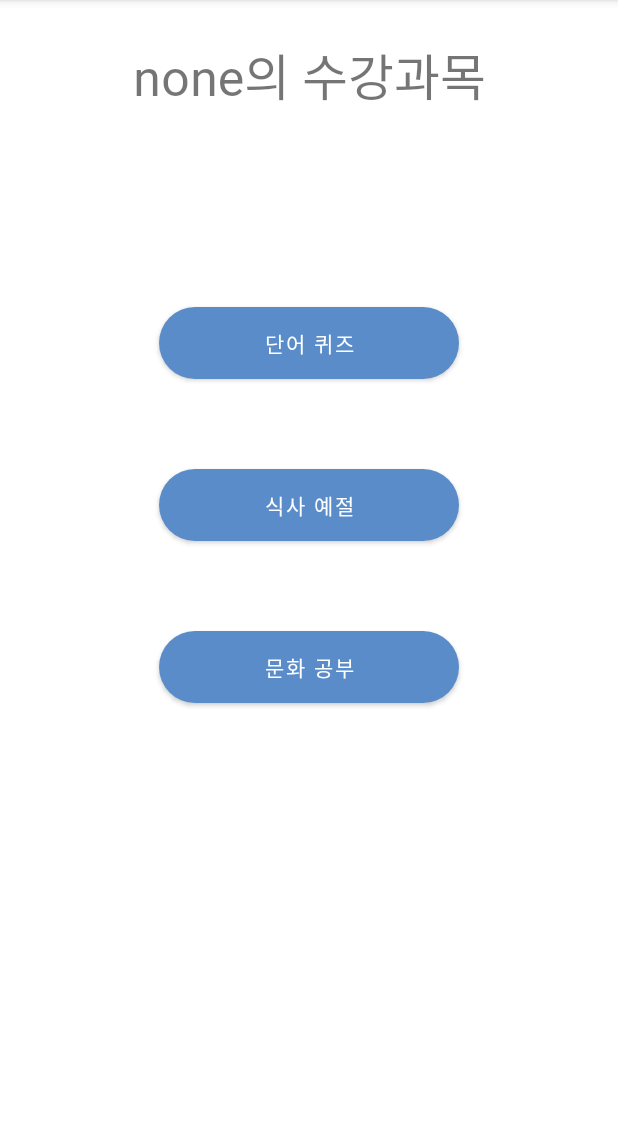
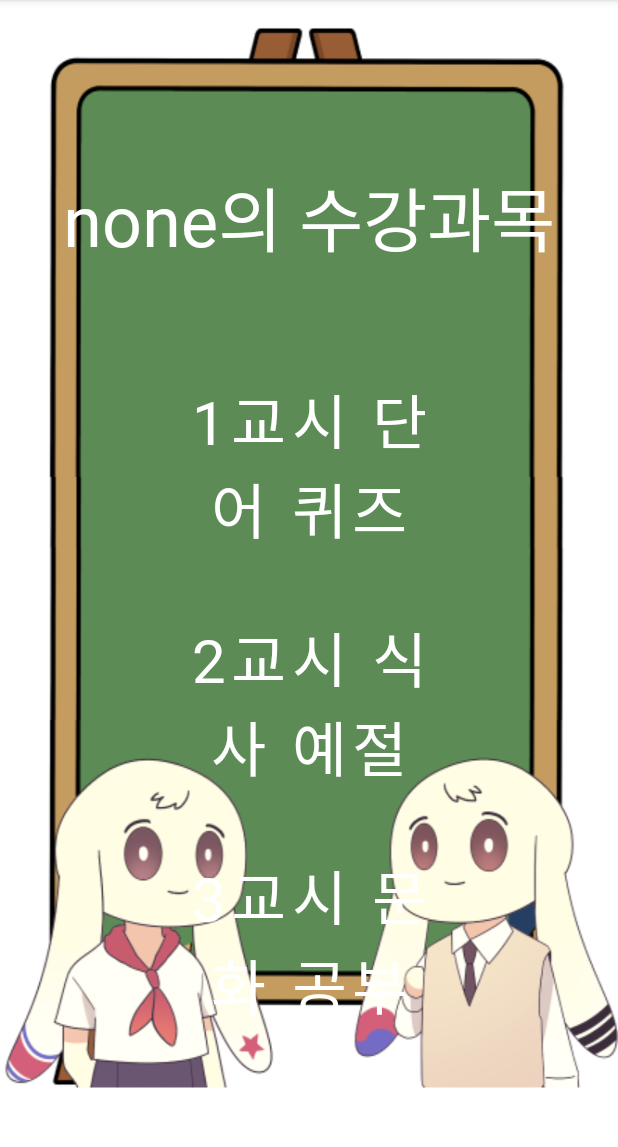
Before and after one commit to somsom13/SSU_Everything_Contest, an Android app: the SouthSchool screen opened directly, with no data from a screen before it, on a phone screen of 412 x 824 dp, the part 84-1231 px from its top. Run offline under Robolectric (Android 15) with nearby library versions, the light colour scheme and no system bars.

Commit message:
[수정] northSchool 디자인 변경, foodmenu완성

```diff
--- a/app/src/main/res/drawable/school_button.xml
+++ /dev/null
@@ -1,13 +0,0 @@
-<?xml version="1.0" encoding="utf-8"?>
-<shape xmlns:android="http://schemas.android.com/apk/res/android">
-
-    <solid
-        android:color="#5A8CCA"/>
-
-    <corners
-        android:radius="70dp"/>
-
-    <size
-        android:layout_height="50dp"
-        android:layout_width="140dp" />
-</shape>
--- /dev/null
+++ b/app/src/main/res/drawable/school_subject_button.xml
@@ -0,0 +1,9 @@
+<?xml version="1.0" encoding="utf-8"?>
+<shape xmlns:android="http://schemas.android.com/apk/res/android">
+    <solid
+        android:color="#005A8CCA"/>
+
+    <corners
+        android:radius="30px"/>
+
+</shape>
--- a/app/src/main/res/layout/south_food_main.xml
+++ b/app/src/main/res/layout/south_food_main.xml
@@ -48,6 +48,8 @@
         android:id="@+id/container_south_food"
         android:layout_width="match_parent"
         android:layout_height="match_parent"
-        android:visibility="visible"/>
+        android:visibility="visible"
+        android:layout_marginLeft="10dp"
+        android:layout_marginRight="10dp"/>
 
 </LinearLayout>
--- a/app/src/main/res/layout/south_school.xml
+++ b/app/src/main/res/layout/south_school.xml
@@ -1,51 +1,70 @@
 <?xml version="1.0" encoding="utf-8"?>
 <LinearLayout xmlns:android="http://schemas.android.com/apk/res/android"
+    xmlns:app="http://schemas.android.com/apk/res-auto"
     android:layout_width="match_parent"
-    android:layout_height="match_parent"
+    android:layout_height="wrap_content"
+    android:background="@drawable/board"
     android:gravity="center_horizontal"
     android:orientation="vertical"
-    android:padding="10dp">
+    android:padding="10dp"
+    >
 
     <TextView
         android:id="@+id/schoolName"
         android:layout_width="match_parent"
         android:layout_height="wrap_content"
         android:layout_gravity="top|center_horizontal"
-        android:layout_marginTop="15dp"
+        android:layout_marginTop="100dp"
         android:fontFamily="@font/gowunbatang_bold"
         android:gravity="center"
         android:text="TextView"
-        android:textSize="50px" />
+        android:textColor="@color/white"
+        android:textSize="70px" />
 
     <LinearLayout
         android:layout_width="wrap_content"
         android:layout_height="wrap_content"
-        android:layout_marginTop="100dp"
-        android:orientation="vertical">
+        android:orientation="vertical"
+        android:layout_marginTop="60dp">
 
         <Button
             android:id="@+id/button"
             android:layout_width="200dp"
             android:layout_height="wrap_content"
-            android:layout_margin="30dp"
-            android:background="@drawable/school_button"
-            android:text="단어 퀴즈" />
+            android:layout_marginLeft="30dp"
+            android:layout_marginRight="30dp"
+            android:textColor="@color/white"
+            android:text="1교시 단어 퀴즈"
+            android:textSize="60px"
+            android:fontFamily="@font/gowunbatang_regular"
+            android:background="@drawable/school_subject_button"/>
 
         <Button
             android:id="@+id/button2"
             android:layout_width="200dp"
             android:layout_height="wrap_content"
-            android:layout_margin="30dp"
-            android:background="@drawable/school_button"
-            android:text="식사 예절" />
+            android:layout_marginLeft="30dp"
+            android:layout_marginRight="30dp"
+            android:layout_marginTop="20dp"
+            android:text="2교시 식사 예절"
+            android:textSize="60px"
+            android:fontFamily="@font/gowunbatang_regular"
+            android:background="@drawable/school_subject_button"/>
 
         <Button
             android:id="@+id/button3"
             android:layout_width="200dp"
             android:layout_height="wrap_content"
-            android:layout_margin="30dp"
-            android:background="@drawable/school_button"
-            android:text="문화 공부" />
+            android:layout_marginLeft="30dp"
+            android:layout_marginRight="30dp"
+            android:layout_marginTop="20dp"
+            android:textColor="@color/white"
+            android:text="3교시 문화 공부"
+            android:textSize="60px"
+            android:fontFamily="@font/gowunbatang_regular"
+            android:background="@drawable/school_subject_button"/>
+
     </LinearLayout>
 
+
 </LinearLayout>
```
Also changed, not shown: app/src/main/java/com/example/ssu_everything_contest/FoodData.java (added, +43 -0 lines), app/src/main/java/com/example/ssu_everything_contest/FoodDataAdapter.java (added, +60 -0 lines), app/src/main/java/com/example/ssu_everything_contest/NorthFoodGame.java (added, +23 -0 lines), app/src/main/java/com/example/ssu_everything_contest/NorthFoodMain.java (+17 -0 lines), app/src/main/java/com/example/ssu_everything_contest/NorthFoodMenu.java (added, +61 -0 lines), app/src/main/res/layout/north_food_listview_item.xml (added, +56 -0 lines), app/src/main/res/layout/north_food_main.xml (+7 -2 lines), app/src/main/res/layout/north_food_menu.xml (+23 -3 lines), app/src/main/res/layout/south_food_alcohol.xml (+9 -2 lines), app/src/main/res/layout/south_food_normal.xml (+10 -3 lines), app/src/main/res/layout/south_food_public.xml (+10 -3 lines), app/src/main/res/drawable/board.png (added).
